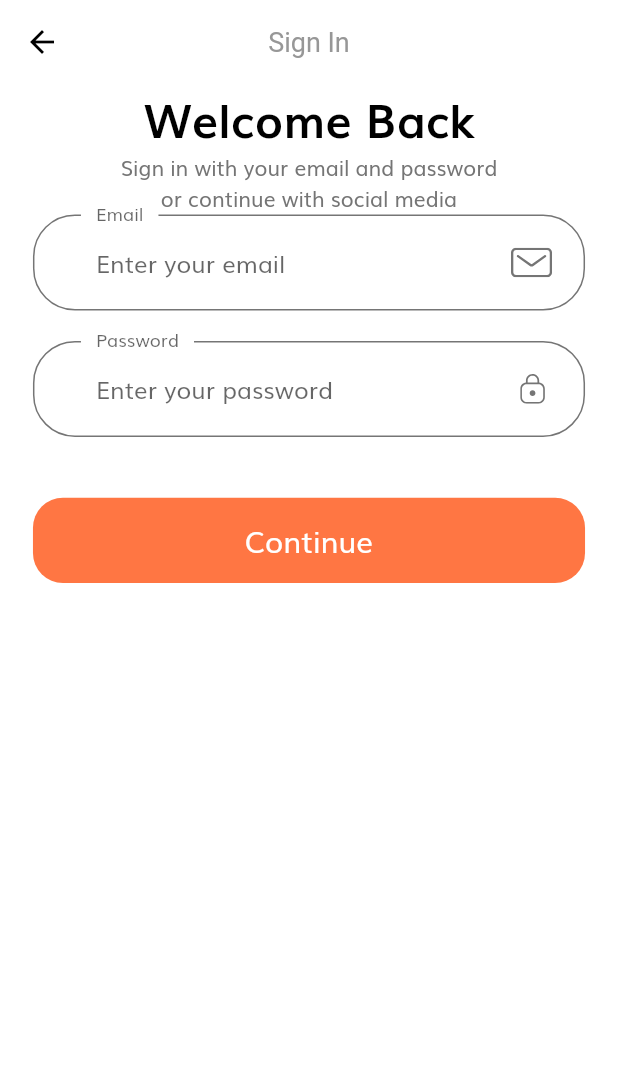
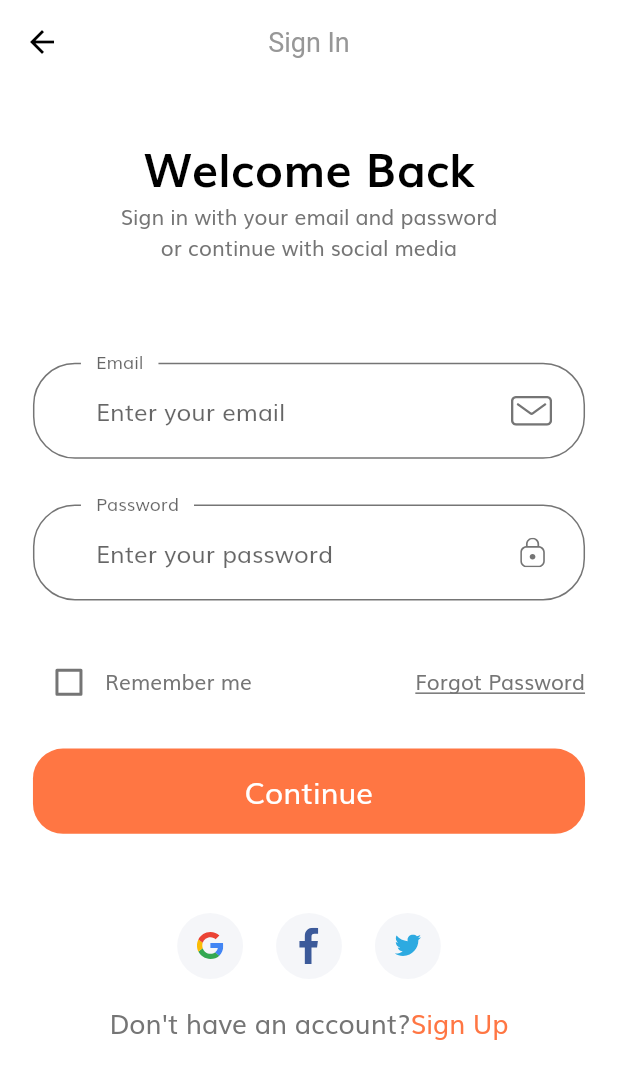
Before and after one commit to mert-t/E-Commerce-Flutter-UI, a Flutter app: the screen it shows after launch, after a tap on "Continue", on a phone screen of 412 x 824 dp. Shown: the top 1079 px of the screen. Run offline on Flutter 3.47's test engine with Material 2 defaults, Android fonts, the phone set to English and light mode, and no system bars; our stand-ins replace flutter_svg.

Commit message:
files are changed

```diff
--- /dev/null
+++ b/lib/components/social_card.dart
@@ -0,0 +1,32 @@
+import 'package:flutter/material.dart';
+import 'package:flutter_svg/svg.dart';
+
+import '../size_config.dart';
+class SocialCard extends StatelessWidget {
+  const SocialCard({
+    Key key,
+    this.icon,
+    this.press,
+  }) : super(key: key);
+
+  final String icon;
+  final Function press;
+
+  @override
+  Widget build(BuildContext context) {
+    return GestureDetector(
+      onTap: press,
+      child: Container(
+        margin: EdgeInsets.symmetric(horizontal: getProportionateScreenWidth(10)),
+        padding: EdgeInsets.all(getProportionateScreenWidth(12)),
+        height: getProportionateScreenHeight(50),
+        width: getProportionateScreenWidth(40),
+        decoration: BoxDecoration(
+          color: Color(0xFFF5F6F9),
+          shape: BoxShape.circle,
+        ),
+        child: SvgPicture.asset(icon),
+      ),
+    );
+  }
+}
--- a/lib/screens/sign_in.dart/components/sign_in_body.dart
+++ b/lib/screens/sign_in.dart/components/sign_in_body.dart
@@ -1,10 +1,9 @@
-import 'package:e_commerce_flutter_ui/components/custom_surfix_icon.dart';
-import 'package:e_commerce_flutter_ui/components/default_button.dart';
-import 'package:e_commerce_flutter_ui/components/form_error.dart';
+import 'package:e_commerce_flutter_ui/components/social_card.dart';
 import 'package:e_commerce_flutter_ui/constants.dart';
+import 'package:e_commerce_flutter_ui/screens/sign_in.dart/components/sign_in_form.dart';
 import 'package:e_commerce_flutter_ui/size_config.dart';
 import 'package:flutter/material.dart';
-import 'package:flutter_svg/svg.dart';
+import 'package:flutter_svg/flutter_svg.dart';
 
 class SignInBody extends StatelessWidget {
   @override
@@ -18,6 +17,7 @@
           ),
           child: Column(
             children: [
+              SizedBox(height: SizeConfig.screenHeight * 0.04),
               Text(
                 "Welcome Back",
                 style: TextStyle(
@@ -30,7 +30,39 @@
                 "Sign in with your email and password \nor continue with social media",
                 textAlign: TextAlign.center,
               ),
+              SizedBox(height: SizeConfig.screenHeight * 0.08),
               SignForm(),
+              SizedBox(height: SizeConfig.screenHeight * 0.06),
+              Row(
+                mainAxisAlignment: MainAxisAlignment.center,
+                children: [
+                  SocialCard(
+                    icon: "assets/icons/google-icon.svg",
+                    press: () {},
+                  ),
+                  SocialCard(
+                    icon: "assets/icons/facebook-2.svg",
+                    press: () {},
+                  ),
+                  SocialCard(
+                    icon: "assets/icons/twitter.svg",
+                    press: () {},
+                  ),
+                ],
+              ),
+              SizedBox(height: getProportionateScreenHeight(12)),
+              Row(
+                mainAxisAlignment: MainAxisAlignment.center,
+                children: [
+                  Text("Don't have an account?",
+                      style:
+                          TextStyle(fontSize: getProportionateScreenWidth(16))),
+                  Text("Sign Up",
+                      style: TextStyle(
+                          fontSize: getProportionateScreenWidth(16),
+                          color: kPrimaryColor)),
+                ],
+              ),
             ],
           ),
         ),
@@ -38,121 +70,3 @@
     );
   }
 }
-
-class SignForm extends StatefulWidget {
-  @override
-  State<SignForm> createState() => _SignFormState();
-}
-
-class _SignFormState extends State<SignForm> {
-  String email;
-  String password;
-  final _formKey = GlobalKey<FormState>();
-  final List<String> errors = [];
-
-  @override
-  Widget build(BuildContext context) {
-    return Form(
-      key: _formKey,
-      child: Column(
-        children: [
-          buildEmailFormField(),
-          SizedBox(height: getProportionateScreenHeight(20)),
-          buildPasswordFormField(),
-          SizedBox(height: getProportionateScreenHeight(20)),
-          FormError(errors: errors),
-          SizedBox(height: getProportionateScreenHeight(20)),
-          DefaultButton(
-            text: "Continue",
-            press: () {
-              if (_formKey.currentState.validate()) {
-                _formKey.currentState.save();
-
-              }
-            },
-          ),
-
-        ],
-      ),
-    );
-  }
-
-  TextFormField buildPasswordFormField() {
-    return TextFormField(
-      obscureText: true,
-      onSaved: (newValue)=>password= newValue,
-      onChanged: (value) {
-        if (value.isNotEmpty && errors.contains(kPassNullError)) {
-          setState(() {
-            errors.remove(kPassNullError);
-          });
-        }else if(value.length >= 8 && errors.contains(kShortPassError)){
-          setState(() {
-            errors.remove(kShortPassError);
-          });
-        }
-        return null;
-      },
-      validator: (value){
-          if (value.isEmpty && !errors.contains(kPassNullError)) {
-          setState(() {
-            errors.add(kPassNullError);
-          });
-        }else if(value.length < 8 && !errors.contains(kShortPassError)){
-          setState(() {
-            errors.add(kShortPassError);
-          });
-        }
-        return null;
-      },
-      keyboardType: TextInputType.emailAddress,
-      decoration: InputDecoration(
-        labelText: "Password",
-        hintText: "Enter your password",
-        floatingLabelBehavior: FloatingLabelBehavior.always,
-        suffixIcon: CustomSuffixIcon(
-          svgIcon: "assets/icons/Lock.svg",
-        ),
-      ),
-    );
-  }
-
-  TextFormField buildEmailFormField() {
-    return TextFormField(
-      keyboardType: TextInputType.emailAddress,
-      onSaved: (newValue) => email= newValue,
-      onChanged: (value){
-          if (value.isNotEmpty && errors.contains(kEmailNullError)) {
-          setState(() {
-            errors.remove(kEmailNullError);
-          });
-        }else if(emailValidatorRegExp.hasMatch(value)&& errors.contains(kInvalidEmailError)){
-          setState(() {
-            errors.remove(kInvalidEmailError);
-          });
-        }
-        return null;
-      },
-      validator: (value) {
-        if (value.isEmpty && !errors.contains(kEmailNullError)) {
-          setState(() {
-            errors.add(kEmailNullError);
-          });
-        }else if(!emailValidatorRegExp.hasMatch(value)&& !errors.contains(kInvalidEmailError)){
-          setState(() {
-            errors.add(kInvalidEmailError);
-          });
-        }
-        return null;
-      },
-      decoration: InputDecoration(
-        labelText: "Email",
-        hintText: "Enter your email",
-        floatingLabelBehavior: FloatingLabelBehavior.always,
-        suffixIcon: CustomSuffixIcon(
-          svgIcon: "assets/icons/Mail.svg",
-        ),
-      ),
-    );
-  }
-}
--- /dev/null
+++ b/lib/screens/sign_in.dart/components/sign_in_form.dart
@@ -0,0 +1,146 @@
+import 'package:e_commerce_flutter_ui/components/custom_surfix_icon.dart';
+import 'package:e_commerce_flutter_ui/components/default_button.dart';
+import 'package:e_commerce_flutter_ui/components/form_error.dart';
+import 'package:flutter/material.dart';
+
+import '../../../constants.dart';
+import '../../../size_config.dart';
+
+class SignForm extends StatefulWidget {
+  @override
+  State<SignForm> createState() => _SignFormState();
+}
+
+class _SignFormState extends State<SignForm> {
+  String email;
+  String password;
+  bool remember = false;
+  final _formKey = GlobalKey<FormState>();
+  final List<String> errors = [];
+
+  @override
+  Widget build(BuildContext context) {
+    return Form(
+      key: _formKey,
+      child: Column(
+        children: [
+          buildEmailFormField(),
+          SizedBox(height: getProportionateScreenHeight(30)),
+          buildPasswordFormField(),
+          SizedBox(height: getProportionateScreenHeight(30)),
+
+          Row(
+            children: [
+              Checkbox(
+                value: remember,
+                activeColor: kPrimaryColor,
+                onChanged: (value) {
+                  setState(() {
+                    remember = value;
+                  });
+                },
+              ),
+              Text("Remember me"),
+              Spacer(),
+              Text(
+                "Forgot Password",
+                style: TextStyle(decoration: TextDecoration.underline),
+              )
+            ],
+          ),
+          FormError(errors: errors),
+          SizedBox(height: getProportionateScreenHeight(20)),
+          DefaultButton(
+            text: "Continue",
+            press: () {
+              if (_formKey.currentState.validate()) {
+                _formKey.currentState.save();
+              }
+            },
+          ),
+        ],
+      ),
+    );
+  }
+
+  TextFormField buildPasswordFormField() {
+    return TextFormField(
+      obscureText: true,
+      onSaved: (newValue) => password = newValue,
+      onChanged: (value) {
+        if (value.isNotEmpty && errors.contains(kPassNullError)) {
+          setState(() {
+            errors.remove(kPassNullError);
+          });
+        } else if (value.length >= 8 && errors.contains(kShortPassError)) {
+          setState(() {
+            errors.remove(kShortPassError);
+          });
+        }
+        return null;
+      },
+      validator: (value) {
+        if (value.isEmpty && !errors.contains(kPassNullError)) {
+          setState(() {
+            errors.add(kPassNullError);
+          });
+        } else if (value.length < 8 && !errors.contains(kShortPassError)) {
+          setState(() {
+            errors.add(kShortPassError);
+          });
+        }
+        return null;
+      },
+      keyboardType: TextInputType.emailAddress,
+      decoration: InputDecoration(
+        labelText: "Password",
+        hintText: "Enter your password",
+        floatingLabelBehavior: FloatingLabelBehavior.always,
+        suffixIcon: CustomSuffixIcon(
+          svgIcon: "assets/icons/Lock.svg",
+        ),
+      ),
+    );
+  }
+
+  TextFormField buildEmailFormField() {
+    return TextFormField(
+      keyboardType: TextInputType.emailAddress,
+      onSaved: (newValue) => email = newValue,
+      onChanged: (value) {
+        if (value.isNotEmpty && errors.contains(kEmailNullError)) {
+          setState(() {
+            errors.remove(kEmailNullError);
+          });
+        } else if (emailValidatorRegExp.hasMatch(value) &&
+            errors.contains(kInvalidEmailError)) {
+          setState(() {
+            errors.remove(kInvalidEmailError);
+          });
+        }
+        return null;
+      },
+      validator: (value) {
+        if (value.isEmpty && !errors.contains(kEmailNullError)) {
+          setState(() {
+            errors.add(kEmailNullError);
+          });
+        } else if (!emailValidatorRegExp.hasMatch(value) &&
+            !errors.contains(kInvalidEmailError)) {
+          setState(() {
+            errors.add(kInvalidEmailError);
+          });
+        }
+        return null;
+      },
+      decoration: InputDecoration(
+        labelText: "Email",
+        hintText: "Enter your email",
+        floatingLabelBehavior: FloatingLabelBehavior.always,
+        suffixIcon: CustomSuffixIcon(
+          svgIcon: "assets/icons/Mail.svg",
+        ),
+      ),
+    );
+  }
+}
```
